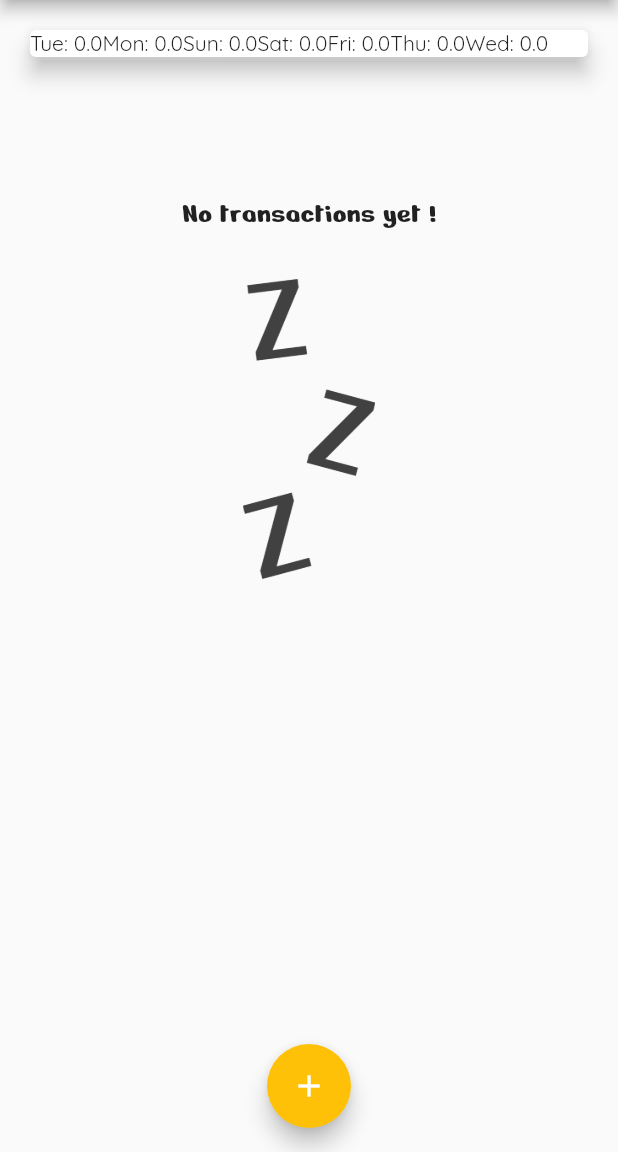
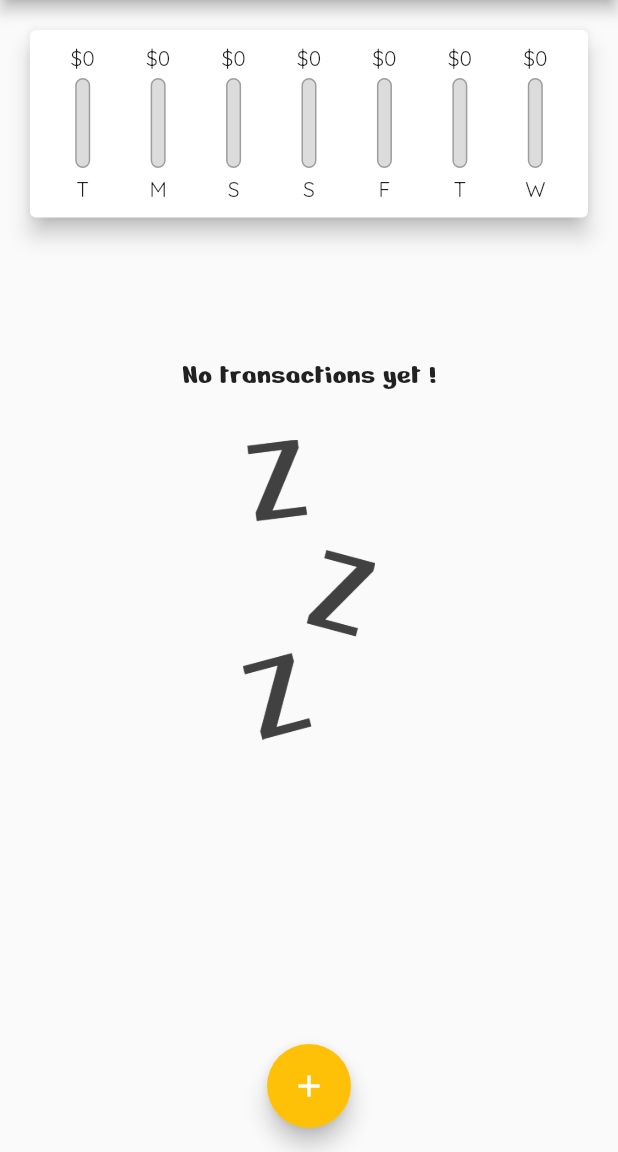
Before and after one commit to CyrilPonsan/flutter_complete_guide_2, a Flutter app: the screen it shows after launch, on a phone screen of 412 x 824 dp, the part 84-1236 px from its top. Run offline on Flutter 3.47's test engine with Material 2 defaults, Android fonts, the phone set to English and light mode, and no system bars.

Commit message:
chart bar

```diff
--- a/lib/widgets/chart.dart
+++ b/lib/widgets/chart.dart
@@ -2,6 +2,7 @@ import 'package:flutter/material.dart';
 import 'package:intl/intl.dart';
 
 import '../models/transaction.dart';
+import './chart_bar.dart';
 
 class Chart extends StatelessWidget {
   final List<Transaction> recentTransactions;
@@ -18,24 +19,40 @@ class Chart extends StatelessWidget {
           totalSum += tx.amount;
         }
       }
+      return {
+        'day': DateFormat.E().format(weekDay).substring(0, 1),
+        'amount': totalSum
+      };
+    });
+  }
 
-      print(DateFormat.E().format(weekDay));
-      print(totalSum);
-
-      return {'day': DateFormat.E().format(weekDay), 'amount': totalSum};
+  double get totalSpending {
+    return groupedTransactionValues.fold(0.0, (sum, item) {
+      return sum + (item['amount'] as double);
     });
   }
 
   @override
   Widget build(BuildContext context) {
-    print(groupedTransactionValues);
     return Card(
       elevation: 6,
       margin: const EdgeInsets.all(20),
-      child: Row(
-        children: groupedTransactionValues.map((data) {
-          return Text("${data['day']}: ${data['amount']}");
-        }).toList(),
+      child: Padding(
+        padding: const EdgeInsets.all(10),
+        child: Row(
+          mainAxisAlignment: MainAxisAlignment.spaceAround,
+          children: groupedTransactionValues.map((data) {
+            return Flexible(
+              fit: FlexFit.tight,
+              child: ChartBar(
+                  label: data['day'].toString(),
+                  spendingAmount: data['amount'] as double,
+                  spendingPctOfTotal: totalSpending == 0
+                      ? 0
+                      : (data['amount'] as double) / totalSpending),
+            );
+          }).toList(),
+        ),
       ),
     );
   }
--- /dev/null
+++ b/lib/widgets/chart_bar.dart
@@ -0,0 +1,49 @@
+import 'package:flutter/material.dart';
+
+class ChartBar extends StatelessWidget {
+  final String label;
+  final double spendingAmount;
+  final double spendingPctOfTotal;
+
+  const ChartBar(
+      {super.key,
+      required this.label,
+      required this.spendingAmount,
+      required this.spendingPctOfTotal});
+
+  @override
+  Widget build(BuildContext context) {
+    return Column(
+      children: [
+        FittedBox(child: Text('\$${spendingAmount.toStringAsFixed(0)}')),
+        const SizedBox(
+          height: 4,
+        ),
+        SizedBox(
+          height: 60,
+          width: 10,
+          child: Stack(children: [
+            Container(
+              decoration: BoxDecoration(
+                  color: const Color.fromRGBO(220, 220, 220, 1),
+                  borderRadius: BorderRadius.circular(10),
+                  border: Border.all(color: Colors.grey, width: 1.0)),
+            ),
+            FractionallySizedBox(
+              heightFactor: spendingPctOfTotal,
+              child: Container(
+                decoration: BoxDecoration(
+                    color: Theme.of(context).colorScheme.primary,
+                    borderRadius: BorderRadius.circular(10)),
+              ),
+            )
+          ]),
+        ),
+        const SizedBox(
+          height: 5,
+        ),
+        Text(label)
+      ],
+    );
+  }
+}
```
